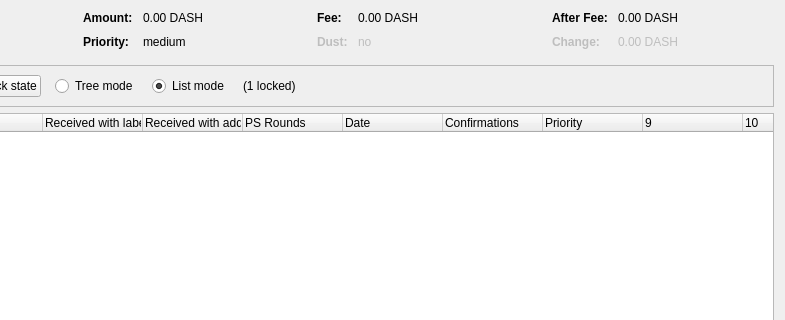
The window that src/qt/forms/coincontroldialog.ui (entercoindev/enter) describes before a commit, drawn with Qt 5; both pictures show x 169 to 954 and y 0 to 320 of the 954 by 500 pixel window.
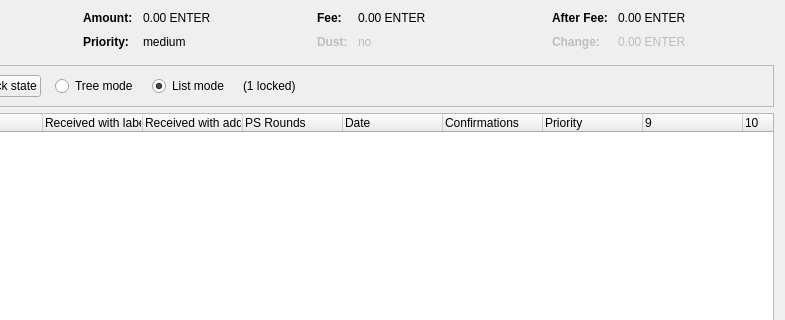
The same window after the commit. Custom widgets are drawn as their Qt base class.

The edit to the form file:
```diff
--- a/src/qt/forms/coincontroldialog.ui
+++ b/src/qt/forms/coincontroldialog.ui
@@ -132,7 +132,7 @@
           <enum>Qt::ActionsContextMenu</enum>
          </property>
          <property name="text">
-          <string notr="true">0.00 DASH</string>
+          <string notr="true">0.00 ENTER</string>
          </property>
          <property name="textInteractionFlags">
           <set>Qt::LinksAccessibleByMouse|Qt::TextSelectableByKeyboard|Qt::TextSelectableByMouse</set>
@@ -206,7 +206,7 @@
           <enum>Qt::ActionsContextMenu</enum>
          </property>
          <property name="text">
-          <string notr="true">0.00 DASH</string>
+          <string notr="true">0.00 ENTER</string>
          </property>
          <property name="textInteractionFlags">
           <set>Qt::LinksAccessibleByMouse|Qt::TextSelectableByKeyboard|Qt::TextSelectableByMouse</set>
@@ -286,7 +286,7 @@
           <enum>Qt::ActionsContextMenu</enum>
          </property>
          <property name="text">
-          <string notr="true">0.00 DASH</string>
+          <string notr="true">0.00 ENTER</string>
          </property>
          <property name="textInteractionFlags">
           <set>Qt::LinksAccessibleByMouse|Qt::TextSelectableByKeyboard|Qt::TextSelectableByMouse</set>
@@ -321,7 +321,7 @@
           <enum>Qt::ActionsContextMenu</enum>
          </property>
          <property name="text">
-          <string notr="true">0.00 DASH</string>
+          <string notr="true">0.00 ENTER</string>
          </property>
          <property name="textInteractionFlags">
           <set>Qt::LinksAccessibleByMouse|Qt::TextSelectableByKeyboard|Qt::TextSelectableByMouse</set>
```
